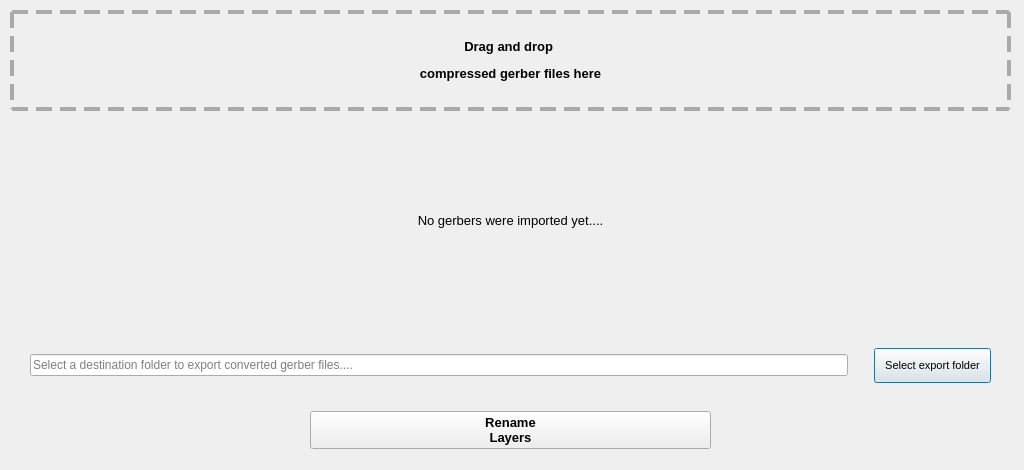
The window that App/ui/ConvertGerbers_ui.ui (fernandeclercq/FabAPP) describes before a commit, drawn with Qt 5.
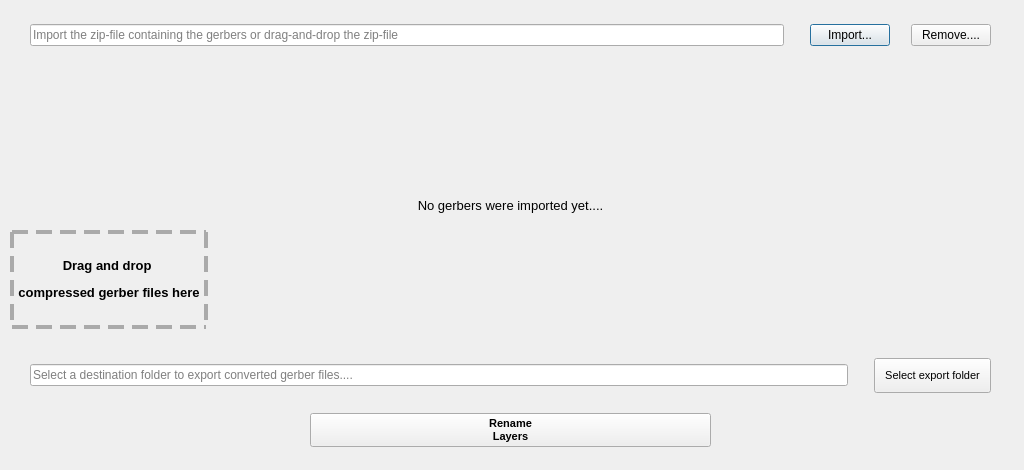
The same window after the commit.

What changed in the file:
```diff
--- a/App/ui/ConvertGerbers_ui.ui
+++ b/App/ui/ConvertGerbers_ui.ui
@@ -44,41 +44,104 @@
      <x>10</x>
      <y>10</y>
      <width>1001</width>
-     <height>101</height>
+     <height>51</height>
     </rect>
    </property>
    <layout class="QHBoxLayout" name="horizontalLayout">
     <item>
-     <widget class="QLabel" name="lblConvertGerbers">
-      <property name="font">
-       <font>
-        <pointsize>10</pointsize>
-        <weight>75</weight>
-        <bold>true</bold>
-       </font>
+     <spacer name="horizontalSpacer_8">
+      <property name="orientation">
+       <enum>Qt::Horizontal</enum>
       </property>
-      <property name="styleSheet">
-       <string notr="true">QLabel {
-	border: 4px dashed #aaa
- }</string>
+      <property name="sizeType">
+       <enum>QSizePolicy::Preferred</enum>
       </property>
+      <property name="sizeHint" stdset="0">
+       <size>
+        <width>20</width>
+        <height>20</height>
+       </size>
+      </property>
+     </spacer>
+    </item>
+    <item>
+     <widget class="QLineEdit" name="ledImportGerbers">
+      <property name="placeholderText">
+       <string>Import the zip-file containing the gerbers or drag-and-drop the zip-file</string>
+      </property>
+     </widget>
+    </item>
+    <item>
+     <spacer name="horizontalSpacer_6">
+      <property name="orientation">
+       <enum>Qt::Horizontal</enum>
+      </property>
+      <property name="sizeType">
+       <enum>QSizePolicy::Preferred</enum>
+      </property>
+      <property name="sizeHint" stdset="0">
+       <size>
+        <width>20</width>
+        <height>20</height>
+       </size>
+      </property>
+     </spacer>
+    </item>
+    <item>
+     <widget class="QPushButton" name="btnImportGerbers">
       <property name="text">
-       <string>&lt;html&gt;&lt;head/&gt;&lt;body&gt;&lt;p&gt;Drag and drop &lt;/p&gt;&lt;p&gt;compressed gerber files here&lt;/p&gt;&lt;/body&gt;&lt;/html&gt;</string>
+       <string>Import...</string>
       </property>
-      <property name="alignment">
-       <set>Qt::AlignCenter</set>
+     </widget>
+    </item>
+    <item>
+     <spacer name="horizontalSpacer_7">
+      <property name="orientation">
+       <enum>Qt::Horizontal</enum>
       </property>
+      <property name="sizeType">
+       <enum>QSizePolicy::Preferred</enum>
+      </property>
+      <property name="sizeHint" stdset="0">
+       <size>
+        <width>15</width>
+        <height>20</height>
+       </size>
+      </property>
+     </spacer>
+    </item>
+    <item>
+     <widget class="QPushButton" name="btnRemoveGerbers">
+      <property name="text">
+       <string>Remove....</string>
+      </property>
      </widget>
     </item>
+    <item>
+     <spacer name="horizontalSpacer_9">
+      <property name="orientation">
+       <enum>Qt::Horizontal</enum>
+      </property>
+      <property name="sizeType">
+       <enum>QSizePolicy::Preferred</enum>
+      </property>
+      <property name="sizeHint" stdset="0">
+       <size>
+        <width>20</width>
+        <height>20</height>
+       </size>
+      </property>
+     </spacer>
+    </item>
    </layout>
   </widget>
   <widget class="QWidget" name="horizontalLayoutWidget_2">
    <property name="geometry">
     <rect>
      <x>10</x>
-     <y>330</y>
+     <y>350</y>
      <width>1001</width>
-     <height>71</height>
+     <height>51</height>
     </rect>
    </property>
    <layout class="QHBoxLayout" name="horizontalLayout_2">
@@ -190,7 +253,7 @@
      <widget class="QPushButton" name="btnRenameGerbers">
       <property name="font">
        <font>
-        <pointsize>10</pointsize>
+        <pointsize>8</pointsize>
         <weight>75</weight>
         <bold>true</bold>
        </font>
@@ -223,9 +286,9 @@
    <property name="geometry">
     <rect>
      <x>10</x>
-     <y>110</y>
+     <y>60</y>
      <width>1001</width>
-     <height>221</height>
+     <height>291</height>
     </rect>
    </property>
    <layout class="QVBoxLayout" name="verticalLayout">
@@ -246,6 +309,37 @@
     </item>
    </layout>
   </widget>
+  <widget class="QLabel" name="lblConvertGerbers">
+   <property name="enabled">
+    <bool>true</bool>
+   </property>
+   <property name="geometry">
+    <rect>
+     <x>10</x>
+     <y>230</y>
+     <width>198</width>
+     <height>99</height>
+    </rect>
+   </property>
+   <property name="font">
+    <font>
+     <pointsize>10</pointsize>
+     <weight>75</weight>
+     <bold>true</bold>
+    </font>
+   </property>
+   <property name="styleSheet">
+    <string notr="true">QLabel {
+	border: 4px dashed #aaa
+ }</string>
+   </property>
+   <property name="text">
+    <string>&lt;html&gt;&lt;head/&gt;&lt;body&gt;&lt;p&gt;Drag and drop &lt;/p&gt;&lt;p&gt;compressed gerber files here&lt;/p&gt;&lt;/body&gt;&lt;/html&gt;</string>
+   </property>
+   <property name="alignment">
+    <set>Qt::AlignCenter</set>
+   </property>
+  </widget>
  </widget>
  <resources/>
  <connections/>
```
